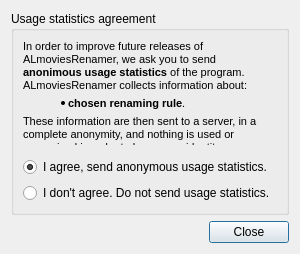
First picture: the form in src/settings_dialog.ui, repository albemala/almoviesrenamer, before the edit.
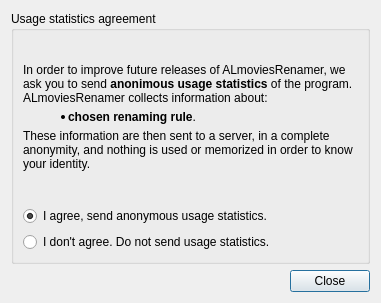
Second picture: the form after the edit. Icons and pictures are not drawn.

Commit message:
corrections on dialogs text size
added check for new version

Diff of the .ui file:
```diff
--- a/src/settings_dialog.ui
+++ b/src/settings_dialog.ui
@@ -6,8 +6,8 @@
    <rect>
     <x>0</x>
     <y>0</y>
-    <width>300</width>
-    <height>254</height>
+    <width>381</width>
+    <height>303</height>
    </rect>
   </property>
   <property name="windowTitle">
@@ -30,11 +30,11 @@
          <string>&lt;!DOCTYPE HTML PUBLIC &quot;-//W3C//DTD HTML 4.0//EN&quot; &quot;http://www.w3.org/TR/REC-html40/strict.dtd&quot;&gt;
 &lt;html&gt;&lt;head&gt;&lt;meta name=&quot;qrichtext&quot; content=&quot;1&quot; /&gt;&lt;style type=&quot;text/css&quot;&gt;
 p, li { white-space: pre-wrap; }
-&lt;/style&gt;&lt;/head&gt;&lt;body style=&quot; font-family:'MS Shell Dlg 2'; font-size:8.25pt; font-weight:400; font-style:normal;&quot;&gt;
-&lt;p style=&quot; margin-top:0px; margin-bottom:0px; margin-left:0px; margin-right:0px; -qt-block-indent:0; text-indent:0px;&quot;&gt;&lt;span style=&quot; font-size:8pt;&quot;&gt;In order to improve future releases of ALmoviesRenamer, we ask you to send &lt;/span&gt;&lt;span style=&quot; font-size:8pt; font-weight:600;&quot;&gt;anonimous usage statistics&lt;/span&gt;&lt;span style=&quot; font-size:8pt;&quot;&gt; of the program.&lt;/span&gt;&lt;/p&gt;
-&lt;p style=&quot; margin-top:0px; margin-bottom:0px; margin-left:0px; margin-right:0px; -qt-block-indent:0; text-indent:0px;&quot;&gt;&lt;span style=&quot; font-size:8pt;&quot;&gt;ALmoviesRenamer collects information about:&lt;/span&gt;&lt;/p&gt;
-&lt;ul style=&quot;margin-top: 0px; margin-bottom: 0px; margin-left: 0px; margin-right: 0px; -qt-list-indent: 1;&quot;&gt;&lt;li style=&quot; font-size:8pt;&quot; style=&quot; margin-top:5px; margin-bottom:5px; margin-left:5px; margin-right:5px; -qt-block-indent:0; text-indent:0px;&quot;&gt;&lt;span style=&quot; font-weight:600;&quot;&gt;chosen renaming rule&lt;/span&gt;.&lt;/li&gt;&lt;/ul&gt;
-&lt;p style=&quot; margin-top:0px; margin-bottom:0px; margin-left:0px; margin-right:0px; -qt-block-indent:0; text-indent:0px;&quot;&gt;&lt;span style=&quot; font-size:8pt;&quot;&gt;These information are then sent to a server, in a complete anonymity, and nothing is used or memorized in order to know your identity.&lt;/span&gt;&lt;/p&gt;&lt;/body&gt;&lt;/html&gt;</string>
+&lt;/style&gt;&lt;/head&gt;&lt;body style=&quot;font-style:normal;font-weight:400;&quot;&gt;
+&lt;p style=&quot; margin-top:0px; margin-bottom:0px; margin-left:0px; margin-right:0px; -qt-block-indent:0; text-indent:0px;&quot;&gt;&lt;span style=&quot;&quot;&gt;In order to improve future releases of ALmoviesRenamer, we ask you to send &lt;/span&gt;&lt;span style=&quot;font-weight:600;&quot;&gt;anonimous usage statistics&lt;/span&gt;&lt;span&gt; of the program.&lt;/span&gt;&lt;/p&gt;
+&lt;p style=&quot; margin-top:0px; margin-bottom:0px; margin-left:0px; margin-right:0px; -qt-block-indent:0; text-indent:0px;&quot;&gt;&lt;span&gt;ALmoviesRenamer collects information about:&lt;/span&gt;&lt;/p&gt;
+&lt;ul style=&quot;margin-top: 0px; margin-bottom: 0px; margin-left: 0px; margin-right: 0px; -qt-list-indent: 1;&quot;&gt;&lt;li  style=&quot; margin-top:5px; margin-bottom:5px; margin-left:5px; margin-right:5px; -qt-block-indent:0; text-indent:0px;&quot;&gt;&lt;span style=&quot; font-weight:600;&quot;&gt;chosen renaming rule&lt;/span&gt;.&lt;/li&gt;&lt;/ul&gt;
+&lt;p style=&quot; margin-top:0px; margin-bottom:0px; margin-left:0px; margin-right:0px; -qt-block-indent:0; text-indent:0px;&quot;&gt;&lt;span&gt;These information are then sent to a server, in a complete anonymity, and nothing is used or memorized in order to know your identity.&lt;/span&gt;&lt;/p&gt;&lt;/body&gt;&lt;/html&gt;</string>
         </property>
         <property name="wordWrap">
          <bool>true</bool>
```
The commit also changes 3 other files.
